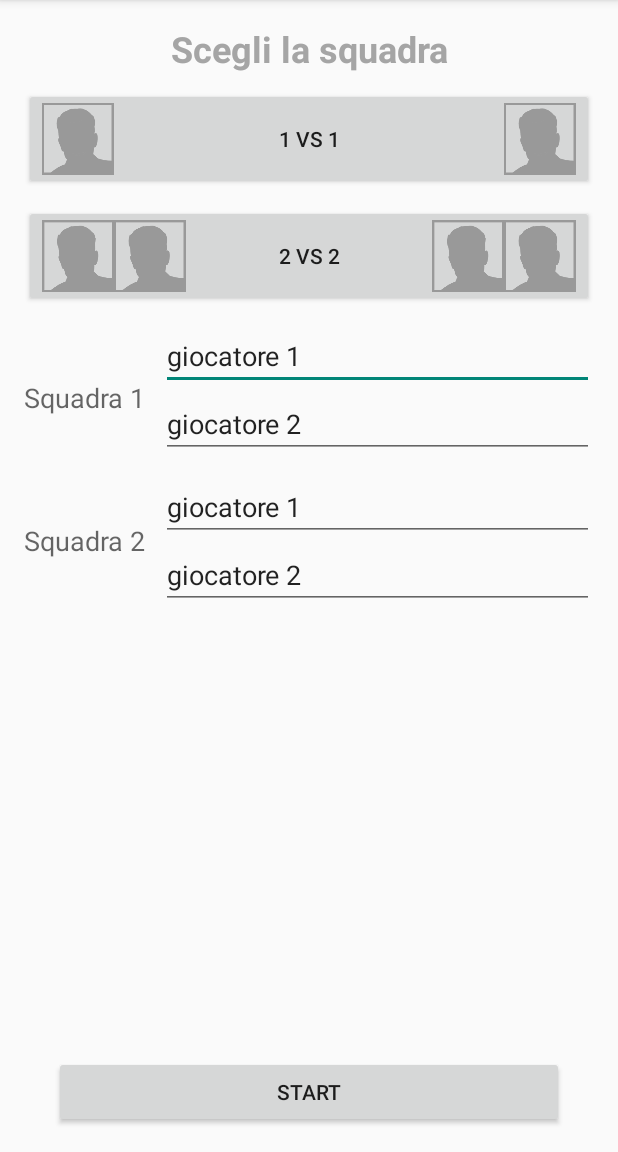
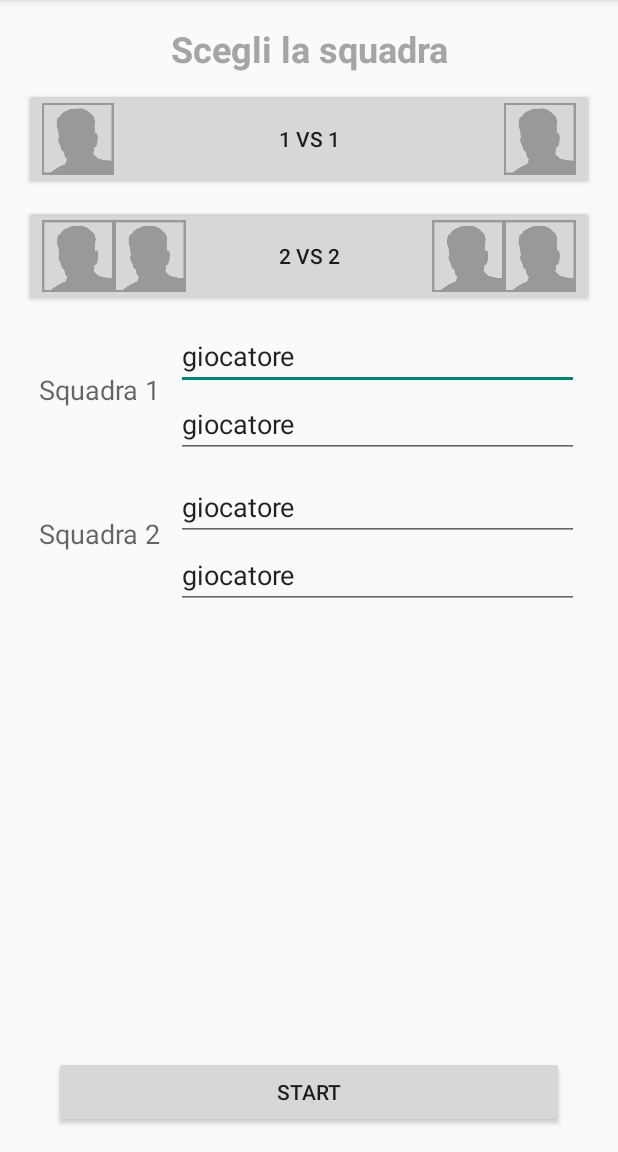
Before and after one commit to powettino/BurracoScore, an Android app: the screen it shows after launch (TeamLogin), on a phone screen of 412 x 824 dp, the part 84-1236 px from its top. Run offline under Robolectric (Android 15) with nearby library versions, the phone set to English and light mode, and no system bars.

Commit message:
ristretti gli edit dei nomi e aggiunto il numero massimo di 10 caratteri

```diff
--- a/app/src/main/res/layout/activity_team_login.xml
+++ b/app/src/main/res/layout/activity_team_login.xml
@@ -21,12 +21,6 @@
         android:textSize="@dimen/abc_text_size_headline_material"
         android:textStyle="bold" />
 
-    <LinearLayout
-        android:layout_width="fill_parent"
-        android:layout_height="match_parent"
-        android:layout_gravity="center|bottom"
-        android:orientation="vertical">
-
     <RelativeLayout
         android:layout_width="fill_parent"
         android:layout_height="match_parent"
@@ -36,36 +30,38 @@
             android:id="@+id/single"
             android:layout_width="match_parent"
             android:layout_height="wrap_content"
+            android:layout_alignParentTop="true"
             android:layout_gravity="center"
             android:layout_marginTop="10sp"
             android:drawableLeft="@drawable/avatar"
             android:drawableRight="@drawable/avatar"
-                android:text="@string/gameSingolo"
-                android:layout_alignParentTop="true" />
+            android:text="@string/gameSingolo" />
 
         <Button
             android:id="@+id/couple"
             android:layout_width="match_parent"
             android:layout_height="wrap_content"
+            android:layout_below="@+id/single"
             android:layout_gravity="center"
             android:layout_marginTop="10sp"
             android:drawableLeft="@drawable/d_avatar"
             android:drawableRight="@drawable/d_avatar"
-                android:text="@string/gameDoppio"
-                android:layout_below="@+id/single" />
+            android:text="@string/gameDoppio" />
 
         <GridLayout
             android:layout_width="match_parent"
             android:layout_height="wrap_content"
+            android:layout_alignParentBottom="false"
+            android:layout_alignParentTop="false"
+            android:layout_alignWithParentIfMissing="false"
+            android:layout_below="@+id/couple"
+            android:layout_centerInParent="true"
             android:layout_marginTop="10sp"
             android:columnCount="2"
             android:orientation="horizontal"
-                android:rowCount="4"
-                android:layout_centerInParent="true"
-                android:layout_below="@+id/couple"
-                android:layout_alignParentBottom="false"
-                android:layout_alignParentTop="false"
-                android:layout_alignWithParentIfMissing="false">
+            android:paddingLeft="10sp"
+            android:paddingRight="10sp"
+            android:rowCount="4">
 
             <TextView
                 android:id="@+id/textView"
@@ -73,7 +69,6 @@
                 android:layout_height="wrap_content"
                 android:layout_column="0"
                 android:layout_gravity="center_vertical"
-                    android:layout_marginTop="10sp"
                 android:layout_row="0"
                 android:layout_rowSpan="2"
                 android:text="@string/labelSquadra1"
@@ -85,11 +80,12 @@
                 android:layout_height="wrap_content"
                 android:layout_column="1"
                 android:layout_gravity="fill"
-                    android:layout_marginLeft="10dp"
+                android:layout_marginLeft="10sp"
                 android:layout_row="0"
                 android:autoText="false"
                 android:ems="10"
                 android:inputType="textCapWords|textPersonName|textAutoComplete"
+                android:maxLength="10"
                 android:text="@string/nomeGiocatore11" />
 
             <EditText
@@ -102,6 +98,7 @@
                 android:layout_row="1"
                 android:ems="10"
                 android:inputType="textCapWords|textPersonName|textAutoComplete"
+                android:maxLength="10"
                 android:text="@string/nomeGiocatore12" />
 
             <TextView
@@ -110,7 +107,6 @@
                 android:layout_height="wrap_content"
                 android:layout_column="0"
                 android:layout_gravity="center_vertical"
-                    android:layout_marginTop="10sp"
                 android:layout_row="2"
                 android:layout_rowSpan="2"
                 android:text="@string/labelSquadra2"
@@ -127,6 +123,7 @@
                 android:layout_row="2"
                 android:ems="10"
                 android:inputType="textCapWords|textPersonName|textAutoComplete"
+                android:maxLength="10"
                 android:text="@string/nomeGiocatore21" />
 
             <EditText
@@ -139,6 +136,7 @@
                 android:layout_row="3"
                 android:ems="10"
                 android:inputType="textCapWords|textPersonName|textAutoComplete"
+                android:maxLength="10"
                 android:text="@string/nomegiocatore22" />
         </GridLayout>
 
@@ -157,5 +155,3 @@
     </RelativeLayout>
 
 </LinearLayout>
-
-</LinearLayout>
```
Lines whose indentation alone changed are shown as unchanged.
